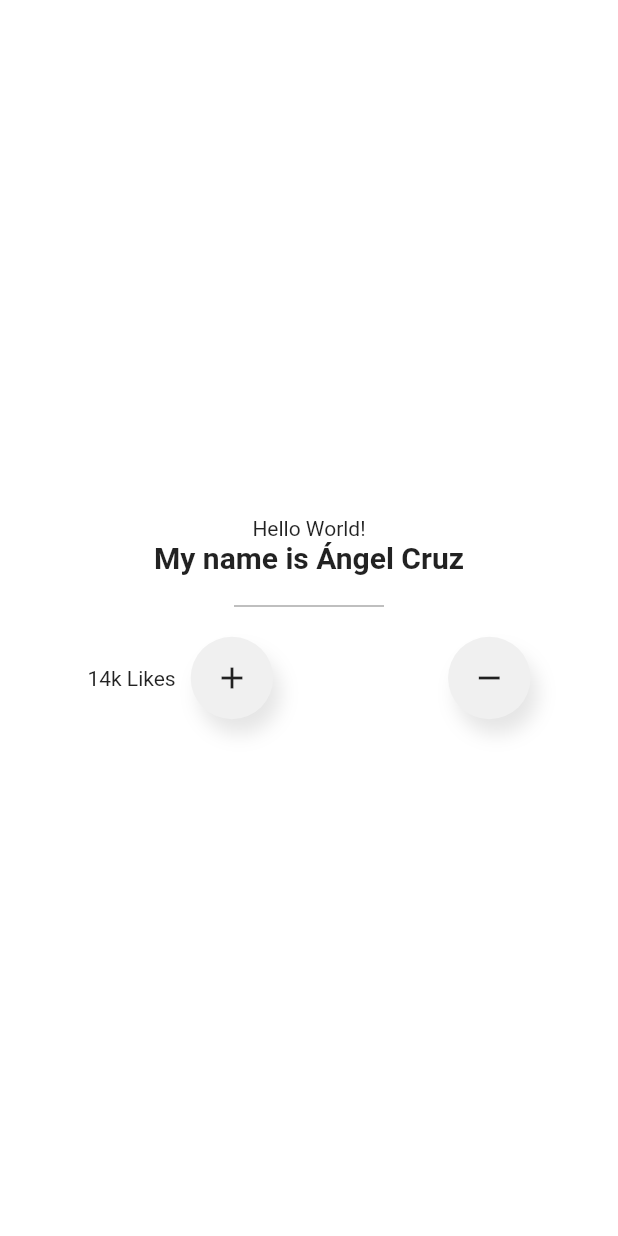
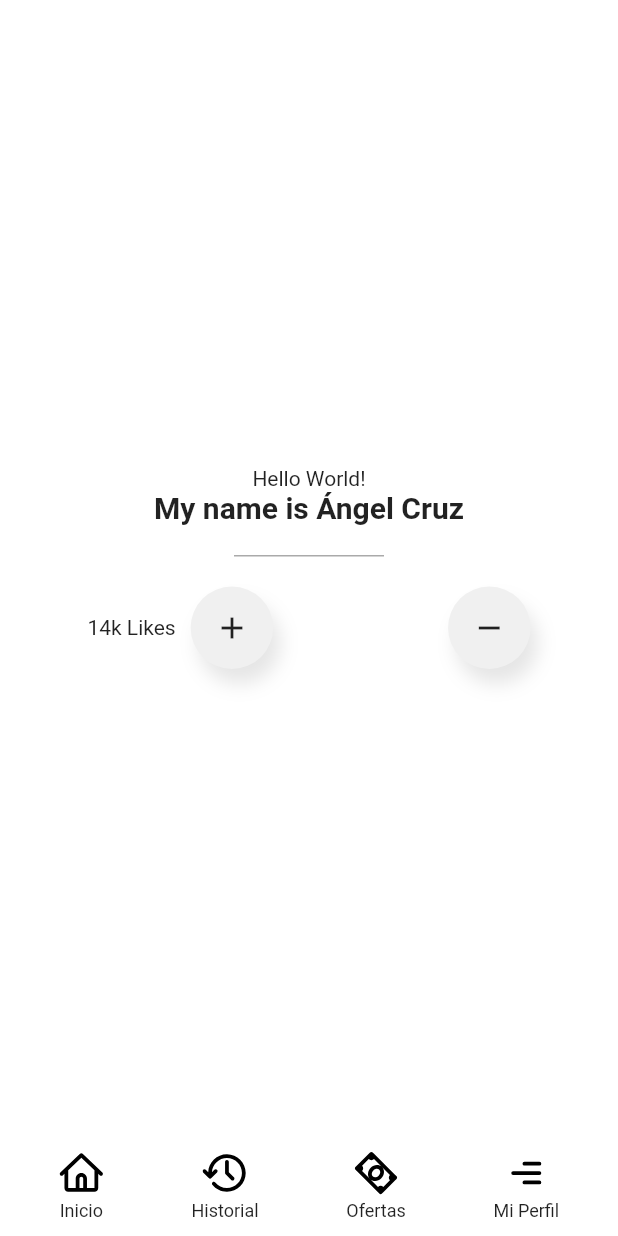
Before and after one commit to AngelCruzL/learning-flutter, a Flutter app: the screen it shows after launch, on a phone screen of 412 x 824 dp. Run offline on Flutter 3.47's test engine with Material 2 defaults, Android fonts, the phone set to English and light mode, and no system bars; our stand-ins replace flutter_svg.

Commit message:
Add Bottom Menu custom widget

```diff
--- a/lib/pages/home_page.dart
+++ b/lib/pages/home_page.dart
@@ -1,4 +1,5 @@
 import 'package:flutter/material.dart';
+import 'package:my_first_flutter_app/widgets/bottom_menu.dart';
 import 'package:my_first_flutter_app/widgets/circle_container.dart';
 
 class HomePage extends StatelessWidget {
@@ -6,6 +7,13 @@ class HomePage extends StatelessWidget {
   Widget build(BuildContext context) {
     return Scaffold(
       backgroundColor: Colors.white,
+      bottomNavigationBar: BottomMenu(items: [
+        BottomMenuItem(iconPath: 'assets/icons/home.svg', label: 'Inicio'),
+        BottomMenuItem(
+            iconPath: 'assets/icons/history.svg', label: 'Historial'),
+        BottomMenuItem(iconPath: 'assets/icons/savings.svg', label: 'Ofertas'),
+        BottomMenuItem(iconPath: 'assets/icons/menu.svg', label: 'Mi Perfil'),
+      ]),
       body: SafeArea(
         top: true,
         bottom: true,
@@ -45,9 +53,7 @@ class HomePage extends StatelessWidget {
                       ],
                     ),
                     CircleContainer(
-                        child: Icon(Icons.remove),
-                        width: 55,
-                        height: 55)
+                        child: Icon(Icons.remove), width: 55, height: 55)
                   ])
             ],
           ),
--- /dev/null
+++ b/lib/widgets/bottom_menu.dart
@@ -0,0 +1,35 @@
+import 'package:flutter/material.dart';
+import 'package:flutter_svg/flutter_svg.dart';
+
+class BottomMenuItem {
+  final String iconPath, label;
+
+  BottomMenuItem({required this.iconPath, required this.label});
+}
+
+class BottomMenu extends StatelessWidget {
+  final List<BottomMenuItem> items;
+
+  BottomMenu({required this.items}) : assert(items.isNotEmpty);
+
+  @override
+  Widget build(BuildContext context) {
+    return Container(
+        color: Colors.white,
+        padding: EdgeInsets.all(10),
+        child: SafeArea(
+            child: Row(
+                mainAxisAlignment: MainAxisAlignment.spaceAround,
+                children: List.generate(items.length, (index) {
+                  final BottomMenuItem item = items[index];
+                  return Column(
+                    mainAxisSize: MainAxisSize.min,
+                    children: <Widget>[
+                      SvgPicture.asset(item.iconPath, width: 30, height: 30),
+                      SizedBox(height: 3),
+                      Text(item.label, style: TextStyle(fontSize: 12))
+                    ],
+                  );
+                }))));
+  }
+}
```
